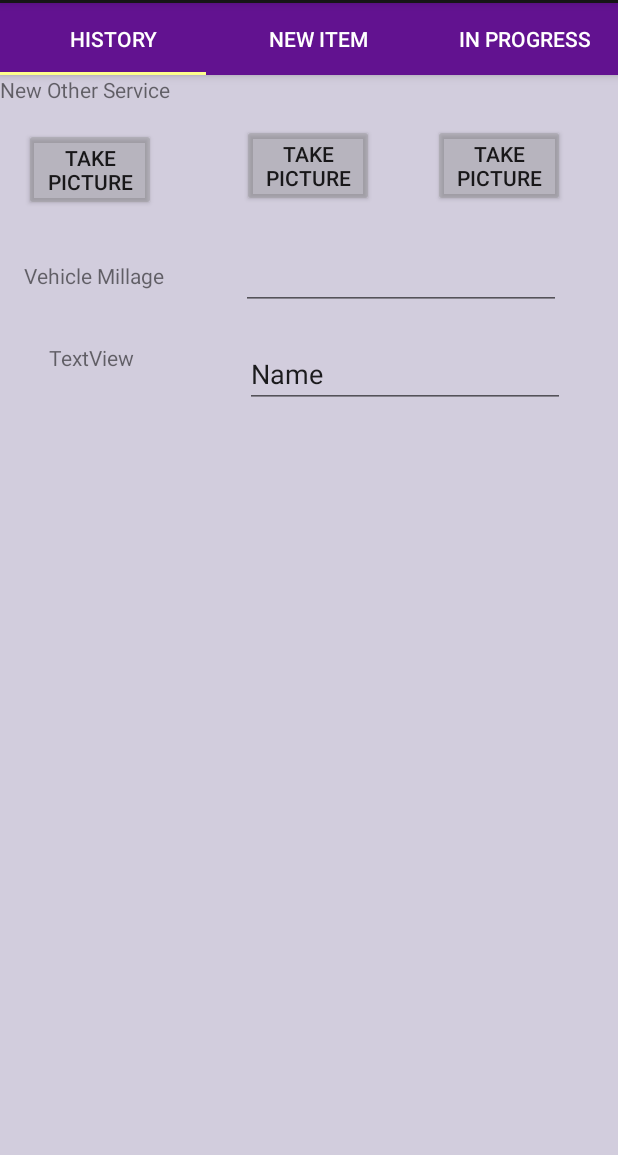
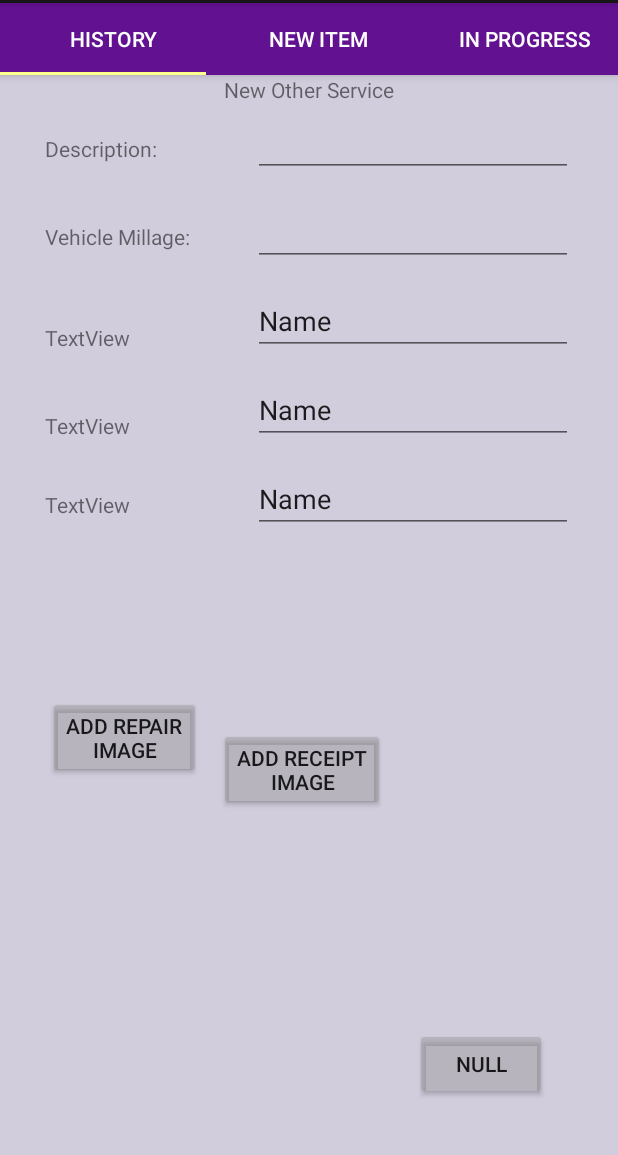
Before and after one commit to sdpinson/GloveBox, an Android app: the fragment ServiceFragment placed in its activity, on a phone screen of 412 x 824 dp, the part 81-1236 px from its top. Run offline under Robolectric (Android 15) with nearby library versions, the phone set to English and light mode, and no system bars; 1 statement that could not run was skipped.

Commit message:
New Service Frgament work.
& various other tweaks

```diff
--- a/app/src/main/java/com/cpsc4150/glovebox/Fragments/ServiceFragment.java
+++ b/app/src/main/java/com/cpsc4150/glovebox/Fragments/ServiceFragment.java
@@ -5,10 +5,12 @@ import android.net.Uri;
 import android.os.Bundle;
 import android.os.Environment;
 import android.provider.MediaStore;
+import android.util.Log;
 import android.view.LayoutInflater;
 import android.view.View;
 import android.view.ViewGroup;
 import android.widget.Button;
+import android.widget.ImageView;
 import android.widget.TextView;
 
 import androidx.annotation.NonNull;
@@ -19,6 +21,9 @@ import androidx.fragment.app.Fragment;
 import android.graphics.Bitmap;
 
 import com.cpsc4150.glovebox.R;
+import com.cpsc4150.glovebox.Services;
+
+import org.w3c.dom.Text;
 
 import java.io.File;
 import java.io.IOException;
@@ -29,6 +34,7 @@ public class ServiceFragment extends Fragment {
     static final int REQUEST_IMAGE_CAPTURE = 1;
     static final int RESULT_OK = 1;
     private static final int REQUEST_TAKE_PHOTO = 1;
+    private Services service;
     String currentPhotoPath;
 
 //    https://developer.android.com/training/camera/photobasics.html#java
@@ -39,7 +45,7 @@ public class ServiceFragment extends Fragment {
         View v = inflater.inflate(R.layout.fragment_service, container,
                 false);
 
-        Button pictureButtonOne = (Button) v.findViewById(R.id.button4);
+        Button pictureButtonOne = (Button) v.findViewById(R.id.repairImageButton);
         Bundle newName = this.getArguments();
 
         pictureButtonOne.setOnClickListener(new View.OnClickListener() {
@@ -50,8 +56,28 @@ public class ServiceFragment extends Fragment {
 
         });
 
+        Button pictureButtonTwo = (Button) v.findViewById(R.id.receiptImageButton);
+        pictureButtonTwo.setOnClickListener(new View.OnClickListener() {
+            @Override
+            public void onClick(View v) {
+                dispatchTakePictureIntent();
+            }
+        });
+
+        Button pictureButtonThree = (Button) v.findViewById(R.id.button6);
+        pictureButtonThree.setOnClickListener(new View.OnClickListener() {
+            @Override
+            public void onClick(View v) {
+                dispatchTakePictureIntent();
+            }
+        });
+
         TextView name = v.findViewById(R.id.titleText);
         name.setText(newName.getString("Name"));
+
+        TextView milleage = v.findViewById(R.id.millage_entered);
+        // how to set this?
+//        service.setMileage(milleage.get);
         return (v);
     }
 
@@ -79,11 +105,13 @@ public class ServiceFragment extends Fragment {
 
     @Override
     public void onActivityResult(int requestCode, int resultCode, Intent data) {
-        if (requestCode == REQUEST_IMAGE_CAPTURE && resultCode == RESULT_OK) {
+        //if (requestCode == REQUEST_IMAGE_CAPTURE && resultCode == RESULT_OK) {
+            ImageView imageView = (ImageView) getActivity().findViewById(R.id.smallImageView);
             Bundle extras = data.getExtras();
             Bitmap imageBitmap = (Bitmap) extras.get("data");
-            //imageView.setImageBitmap(imageBitmap);
-        }
+            imageView.setImageBitmap(imageBitmap); // use this to display a thumnail
+            Log.i("image set","image set");
+        //}
     }
 
     private File createImageFile() throws IOException {
@@ -99,6 +127,7 @@ public class ServiceFragment extends Fragment {
 
         // Save a file: path for use with ACTION_VIEW intents
         currentPhotoPath = image.getAbsolutePath();
+
         return image;
     }
 
--- /dev/null
+++ b/app/src/main/java/com/cpsc4150/glovebox/OilService.java
@@ -0,0 +1,4 @@
+package com.cpsc4150.glovebox;
+
+public class OilService extends Services {
+}
--- a/app/src/main/java/com/cpsc4150/glovebox/Services.java
+++ b/app/src/main/java/com/cpsc4150/glovebox/Services.java
@@ -1,46 +1,68 @@
 package com.cpsc4150.glovebox;
 
+import java.util.ArrayList;
+import java.util.List;
+
 public class Services {
+    final private int STATUS_COMPLETE = 1;
+    final private int STATUS_IN_PROGESS = 0;
+    private int state;
     private String name;
     private String date;
     private String description;
+    private List<String> repairImages = new ArrayList<>();
+    private List<String> receiptImages = new ArrayList<>();
     private int mileage;
     public Services(){
+        state = STATUS_IN_PROGESS;
         name = "Service";
         date = "11/10/19";
         description = "My car";
         mileage = 000000;
     }
 
+    public String getName(){
+        return name;
+    }
+
     public void setName(String newName){
         name = newName;
     }
 
-    public String getName(){
-        return name;
+    public String getDate(){
+        return date;
     }
 
     public void setDate(String date){
         this.date = date;
     }
 
-    public String getDate(){
-        return date;
+    public String getDescription(){
+        return description;
     }
 
     public void setDescription(String description){
         this.description = description;
     }
 
-    public String getDescription(){
-        return description;
+    public int getMileage(){
+        return mileage;
     }
 
     public void setMileage(int mileage){
         this.mileage = mileage;
     }
 
-    public int getMileage(){
-        return mileage;
-    }
+    public int getState() {return state;}
+
+    public void setStateComplete() {state = STATUS_COMPLETE;}
+
+    public String getRepairImage(int imageNumber) {return(repairImages.get(imageNumber));}
+
+    public void addRepairImage(String imageLink) {repairImages.add(imageLink);}
+
+    public String getReceiptImage(int imageNumber) {return(receiptImages.get(imageNumber));}
+
+    public void addReceiptImage(String imageLink) {receiptImages.add(imageLink);}
+
 }
--- a/app/src/main/res/layout/fragment_service.xml
+++ b/app/src/main/res/layout/fragment_service.xml
@@ -11,84 +11,161 @@
         android:id="@+id/titleText"
         android:layout_width="match_parent"
         android:layout_height="wrap_content"
+        android:gravity="center"
         android:text="@string/serviceTitleOther"
         app:layout_constraintEnd_toEndOf="parent"
         app:layout_constraintStart_toStartOf="parent"
         app:layout_constraintTop_toTopOf="parent" />
 
     <Button
-        android:id="@+id/button4"
-        android:backgroundTint="@color/serviceButtonColor"
+        android:id="@+id/repairImageButton"
         android:layout_width="wrap_content"
         android:layout_height="wrap_content"
-        android:layout_marginStart="16dp"
-        android:layout_marginTop="16dp"
-        android:text="@string/pictureButton"
+        android:layout_marginStart="32dp"
+        android:layout_marginTop="118dp"
+        android:backgroundTint="@color/serviceButtonColor"
+        android:text="@string/repairImageButton"
         app:layout_constraintStart_toStartOf="parent"
-        app:layout_constraintTop_toBottomOf="@+id/titleText" />
+        app:layout_constraintTop_toBottomOf="@+id/textView4" />
 
     <Button
-        android:id="@+id/button5"
-        android:backgroundTint="@color/serviceButtonColor"
+        android:id="@+id/receiptImageButton"
         android:layout_width="wrap_content"
         android:layout_height="wrap_content"
-        android:layout_marginStart="57dp"
-        android:layout_marginTop="13dp"
-        android:text="@string/pictureButton"
-        app:layout_constraintStart_toEndOf="@+id/button4"
+        android:layout_marginStart="12dp"
+        android:layout_marginTop="416dp"
+        android:backgroundTint="@color/serviceButtonColor"
+        android:text="@string/receiptImageButton"
+        app:layout_constraintStart_toEndOf="@+id/repairImageButton"
         app:layout_constraintTop_toBottomOf="@+id/titleText" />
 
     <Button
         android:id="@+id/button6"
-        android:backgroundTint="@color/serviceButtonColor"
         android:layout_width="wrap_content"
         android:layout_height="wrap_content"
-        android:layout_marginStart="39dp"
-        android:layout_marginTop="13dp"
-        android:text="@string/pictureButton"
-        app:layout_constraintStart_toEndOf="@+id/button5"
+        android:layout_marginStart="20dp"
+        android:layout_marginTop="616dp"
+        android:backgroundTint="@color/serviceButtonColor"
+        android:text="null"
+        app:layout_constraintStart_toEndOf="@+id/receiptImageButton"
         app:layout_constraintTop_toBottomOf="@+id/titleText" />
 
     <TextView
         android:id="@+id/millage"
         android:layout_width="wrap_content"
         android:layout_height="wrap_content"
-        android:layout_marginStart="16dp"
-        android:layout_marginTop="33dp"
+        android:layout_marginStart="30dp"
+        android:layout_marginTop="39dp"
         android:text="@string/mileageLabel"
         app:layout_constraintStart_toStartOf="parent"
-        app:layout_constraintTop_toBottomOf="@+id/button4" />
+        app:layout_constraintTop_toBottomOf="@+id/serviceDescription" />
 
     <EditText
         android:id="@+id/millage_entered"
         android:layout_width="wrap_content"
         android:layout_height="wrap_content"
-        android:layout_marginStart="51dp"
-        android:layout_marginTop="23dp"
+        android:layout_marginTop="14dp"
+        android:layout_marginEnd="30dp"
         android:ems="10"
         android:inputType="number"
-        app:layout_constraintStart_toEndOf="@+id/millage"
-        app:layout_constraintTop_toBottomOf="@+id/button5" />
+        app:layout_constraintEnd_toEndOf="parent"
+        app:layout_constraintTop_toBottomOf="@+id/serviceDescriptionInput" />
 
     <TextView
         android:id="@+id/textView5"
         android:layout_width="wrap_content"
         android:layout_height="wrap_content"
-        android:layout_marginTop="35dp"
-        android:layout_marginEnd="74dp"
+        android:layout_marginStart="30dp"
+        android:layout_marginTop="48dp"
         android:text="TextView"
-        app:layout_constraintEnd_toStartOf="@+id/editText2"
+        app:layout_constraintStart_toStartOf="parent"
         app:layout_constraintTop_toBottomOf="@+id/millage" />
 
     <EditText
         android:id="@+id/editText2"
         android:layout_width="wrap_content"
         android:layout_height="wrap_content"
-        android:layout_marginTop="20dp"
-        android:layout_marginEnd="35dp"
+        android:layout_marginTop="14dp"
+        android:layout_marginEnd="30dp"
         android:ems="10"
         android:inputType="textPersonName"
         android:text="Name"
         app:layout_constraintEnd_toEndOf="parent"
         app:layout_constraintTop_toBottomOf="@+id/millage_entered" />
+
+    <TextView
+        android:id="@+id/serviceDescription"
+        android:layout_width="wrap_content"
+        android:layout_height="wrap_content"
+        android:layout_marginStart="30dp"
+        android:layout_marginTop="20dp"
+        android:text="@string/ServiceDescription"
+        app:layout_constraintStart_toStartOf="parent"
+        app:layout_constraintTop_toBottomOf="@+id/titleText" />
+
+    <EditText
+        android:id="@+id/serviceDescriptionInput"
+        android:layout_width="wrap_content"
+        android:layout_height="wrap_content"
+        android:layout_marginTop="3dp"
+        android:layout_marginEnd="30dp"
+        android:ems="10"
+        android:inputType="textPersonName"
+        android:text="@string/empty"
+        app:layout_constraintEnd_toEndOf="parent"
+        app:layout_constraintTop_toBottomOf="@+id/titleText" />
+
+    <TextView
+        android:id="@+id/textView3"
+        android:layout_width="wrap_content"
+        android:layout_height="wrap_content"
+        android:layout_marginStart="30dp"
+        android:layout_marginTop="39dp"
+        android:text="TextView"
+        app:layout_constraintStart_toStartOf="parent"
+        app:layout_constraintTop_toBottomOf="@+id/textView5" />
+
+    <TextView
+        android:id="@+id/textView4"
+        android:layout_width="wrap_content"
+        android:layout_height="wrap_content"
+        android:layout_marginStart="30dp"
+        android:layout_marginTop="33dp"
+        android:text="TextView"
+        app:layout_constraintStart_toStartOf="parent"
+        app:layout_constraintTop_toBottomOf="@+id/textView3" />
+
+    <EditText
+        android:id="@+id/editText"
+        android:layout_width="wrap_content"
+        android:layout_height="wrap_content"
+        android:layout_marginTop="14dp"
+        android:layout_marginEnd="30dp"
+        android:ems="10"
+        android:inputType="textPersonName"
+        android:text="Name"
+        app:layout_constraintEnd_toEndOf="parent"
+        app:layout_constraintTop_toBottomOf="@+id/editText2" />
+
+    <EditText
+        android:id="@+id/editText3"
+        android:layout_width="wrap_content"
+        android:layout_height="wrap_content"
+        android:layout_marginTop="14dp"
+        android:layout_marginEnd="30dp"
+        android:ems="10"
+        android:inputType="textPersonName"
+        android:text="Name"
+        app:layout_constraintEnd_toEndOf="parent"
+        app:layout_constraintTop_toBottomOf="@+id/editText" />
+
+    <ImageView
+        android:id="@+id/smallImageView"
+        android:layout_width="53dp"
+        android:layout_height="55dp"
+        android:layout_marginStart="112dp"
+        android:layout_marginTop="336dp"
+        app:layout_constraintStart_toStartOf="parent"
+        app:layout_constraintTop_toTopOf="parent"/>
+<!--        app:srcCompat="?android:attr/panelBackground" />-->
 </androidx.constraintlayout.widget.ConstraintLayout>
--- a/app/src/main/res/layout/history_card.xml
+++ b/app/src/main/res/layout/history_card.xml
@@ -59,9 +59,9 @@
             android:id="@+id/detailsButton"
             android:layout_width="wrap_content"
             android:layout_height="wrap_content"
-            android:layout_marginTop="0dp"
+            android:backgroundTint="@color/fullTransColor"
+            android:shadowColor="#00FFFFFF"
             android:text="@string/MoreDetails"
-            android:backgroundTint="@color/fullTransColor"
             app:layout_constraintBottom_toBottomOf="parent"
             app:layout_constraintEnd_toEndOf="parent"
             app:layout_constraintStart_toStartOf="parent"
--- a/app/src/main/res/values/strings.xml
+++ b/app/src/main/res/values/strings.xml
@@ -17,6 +17,9 @@
 
     <string name="serviceTitleOther">New Other Service</string>
 
-    <string name="pictureButton">Take\nPicture</string>
-    <string name="mileageLabel">Vehicle Millage</string>
+    <string name="repairImageButton">Add Repair\nImage</string>
+    <string name="receiptImageButton">Add Receipt\nImage</string>
+    <string name="mileageLabel">Vehicle Millage:</string>
+    <string name="ServiceDescription">Description:</string>
+    <string name="empty"></string>
 </resources>
```
